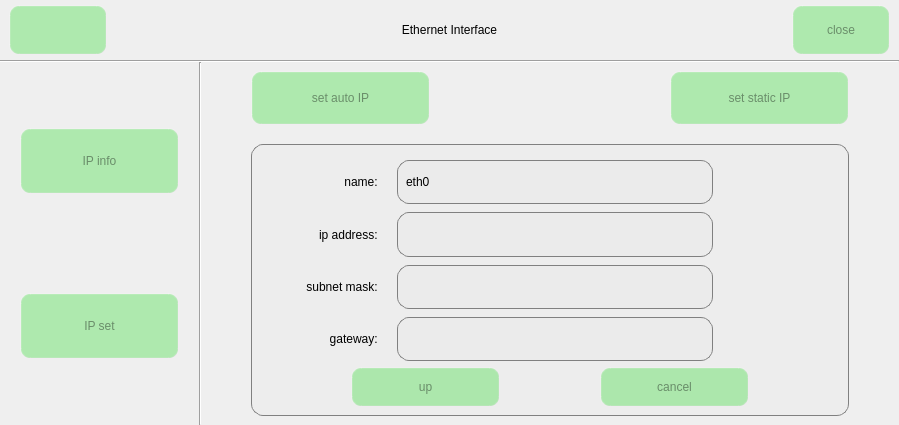
Above: ipset.ui from jizizihe/baijie_demo before the change. Below: the same form after it.
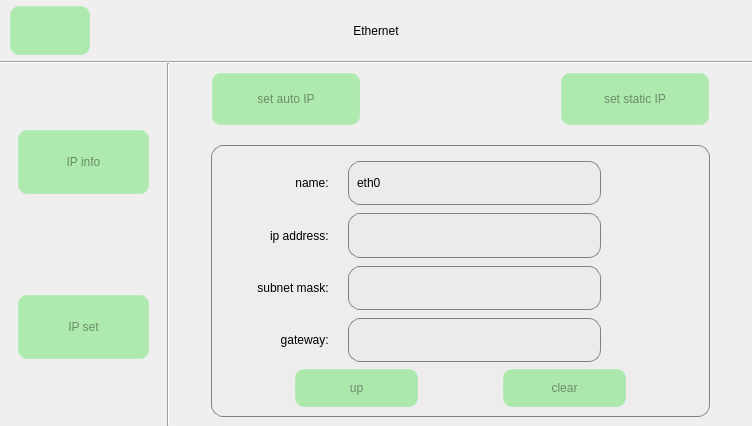
That is the form after the change. Icons and pictures are not drawn. Custom widgets are drawn as their Qt base class.

What changed in the file:
```diff
--- a/ipset.ui
+++ b/ipset.ui
@@ -6,8 +6,8 @@
    <rect>
     <x>0</x>
     <y>0</y>
-    <width>899</width>
-    <height>425</height>
+    <width>752</width>
+    <height>426</height>
    </rect>
   </property>
   <property name="sizePolicy">
@@ -125,6 +125,126 @@
     <property name="spacing">
      <number>0</number>
     </property>
+    <item row="0" column="0">
+     <layout class="QHBoxLayout" name="horizontalLayout_8" stretch="4,8,12,7,5">
+      <property name="spacing">
+       <number>0</number>
+      </property>
+      <property name="leftMargin">
+       <number>9</number>
+      </property>
+      <property name="topMargin">
+       <number>5</number>
+      </property>
+      <property name="rightMargin">
+       <number>9</number>
+      </property>
+      <property name="bottomMargin">
+       <number>5</number>
+      </property>
+      <item>
+       <widget class="QPushButton" name="retBtn">
+        <property name="sizePolicy">
+         <sizepolicy hsizetype="Minimum" vsizetype="Minimum">
+          <horstretch>0</horstretch>
+          <verstretch>0</verstretch>
+         </sizepolicy>
+        </property>
+        <property name="styleSheet">
+         <string notr="true"/>
+        </property>
+        <property name="text">
+         <string/>
+        </property>
+        <property name="icon">
+         <iconset resource="translation.qrc">
+          <normaloff>:/button_image/return.png</normaloff>:/button_image/return.png</iconset>
+        </property>
+        <property name="iconSize">
+         <size>
+          <width>32</width>
+          <height>32</height>
+         </size>
+        </property>
+       </widget>
+      </item>
+      <item>
+       <spacer name="horizontalSpacer">
+        <property name="orientation">
+         <enum>Qt::Horizontal</enum>
+        </property>
+        <property name="sizeHint" stdset="0">
+         <size>
+          <width>40</width>
+          <height>20</height>
+         </size>
+        </property>
+       </spacer>
+      </item>
+      <item>
+       <widget class="QLabel" name="label">
+        <property name="text">
+         <string>Ethernet</string>
+        </property>
+        <property name="alignment">
+         <set>Qt::AlignCenter</set>
+        </property>
+       </widget>
+      </item>
+      <item>
+       <spacer name="horizontalSpacer_12">
+        <property name="orientation">
+         <enum>Qt::Horizontal</enum>
+        </property>
+        <property name="sizeHint" stdset="0">
+         <size>
+          <width>40</width>
+          <height>20</height>
+         </size>
+        </property>
+       </spacer>
+      </item>
+      <item>
+       <layout class="QVBoxLayout" name="verticalLayout_9" stretch="1,6">
+        <property name="spacing">
+         <number>0</number>
+        </property>
+        <item>
+         <spacer name="verticalSpacer_7">
+          <property name="orientation">
+           <enum>Qt::Vertical</enum>
+          </property>
+          <property name="sizeHint" stdset="0">
+           <size>
+            <width>20</width>
+            <height>13</height>
+           </size>
+          </property>
+         </spacer>
+        </item>
+        <item>
+         <widget class="SwitchControl" name="ip_Switch" native="true"/>
+        </item>
+       </layout>
+      </item>
+     </layout>
+    </item>
+    <item row="1" column="0">
+     <widget class="Line" name="line_2">
+      <property name="maximumSize">
+       <size>
+        <width>16777215</width>
+        <height>2</height>
+       </size>
+      </property>
+      <property name="styleSheet">
+       <string notr="true"/>
+      </property>
+      <property name="orientation">
+       <enum>Qt::Horizontal</enum>
+      </property>
+     </widget>
+    </item>
     <item row="2" column="0">
      <layout class="QHBoxLayout" name="horizontalLayout_7" stretch="2,0,7">
       <property name="spacing">
@@ -796,7 +916,7 @@
 </string>
                      </property>
                      <property name="text">
-                      <string>cancel</string>
+                      <string>clear</string>
                      </property>
                      <property name="iconSize">
                       <size>
@@ -847,116 +967,6 @@
       </item>
      </layout>
     </item>
-    <item row="1" column="0">
-     <widget class="Line" name="line_2">
-      <property name="maximumSize">
-       <size>
-        <width>16777215</width>
-        <height>2</height>
-       </size>
-      </property>
-      <property name="styleSheet">
-       <string notr="true"/>
-      </property>
-      <property name="orientation">
-       <enum>Qt::Horizontal</enum>
-      </property>
-     </widget>
-    </item>
-    <item row="0" column="0">
-     <layout class="QHBoxLayout" name="horizontalLayout_8" stretch="1,2,3,2,1">
-      <property name="spacing">
-       <number>0</number>
-      </property>
-      <property name="leftMargin">
-       <number>9</number>
-      </property>
-      <property name="topMargin">
-       <number>5</number>
-      </property>
-      <property name="rightMargin">
-       <number>9</number>
-      </property>
-      <property name="bottomMargin">
-       <number>5</number>
-      </property>
-      <item>
-       <widget class="QPushButton" name="retBtn">
-        <property name="sizePolicy">
-         <sizepolicy hsizetype="Minimum" vsizetype="Minimum">
-          <horstretch>0</horstretch>
-          <verstretch>0</verstretch>
-         </sizepolicy>
-        </property>
-        <property name="styleSheet">
-         <string notr="true"/>
-        </property>
-        <property name="text">
-         <string/>
-        </property>
-        <property name="icon">
-         <iconset resource="translation.qrc">
-          <normaloff>:/button_image/return.png</normaloff>:/button_image/return.png</iconset>
-        </property>
-        <property name="iconSize">
-         <size>
-          <width>32</width>
-          <height>32</height>
-         </size>
-        </property>
-       </widget>
-      </item>
-      <item>
-       <spacer name="horizontalSpacer">
-        <property name="orientation">
-         <enum>Qt::Horizontal</enum>
-        </property>
-        <property name="sizeHint" stdset="0">
-         <size>
-          <width>40</width>
-          <height>20</height>
-         </size>
-        </property>
-       </spacer>
-      </item>
-      <item>
-       <widget class="QLabel" name="label">
-        <property name="text">
-         <string>Ethernet Interface</string>
-        </property>
-        <property name="alignment">
-         <set>Qt::AlignCenter</set>
-        </property>
-       </widget>
-      </item>
-      <item>
-       <spacer name="horizontalSpacer_12">
-        <property name="orientation">
-         <enum>Qt::Horizontal</enum>
-        </property>
-        <property name="sizeHint" stdset="0">
-         <size>
-          <width>40</width>
-          <height>20</height>
-         </size>
-        </property>
-       </spacer>
-      </item>
-      <item>
-       <widget class="QPushButton" name="btn_open">
-        <property name="sizePolicy">
-         <sizepolicy hsizetype="Minimum" vsizetype="Minimum">
-          <horstretch>0</horstretch>
-          <verstretch>0</verstretch>
-         </sizepolicy>
-        </property>
-        <property name="text">
-         <string>close</string>
-        </property>
-       </widget>
-      </item>
-     </layout>
-    </item>
    </layout>
   </widget>
   <widget class="QMenuBar" name="menubar">
@@ -970,6 +980,14 @@
    </property>
   </widget>
  </widget>
+ <customwidgets>
+  <customwidget>
+   <class>SwitchControl</class>
+   <extends>QWidget</extends>
+   <header location="global">switchcontrol.h</header>
+   <container>1</container>
+  </customwidget>
+ </customwidgets>
  <resources>
   <include location="translation.qrc"/>
  </resources>
```
Left out of the diff: 5 changed lines with no effect on the pictures.
